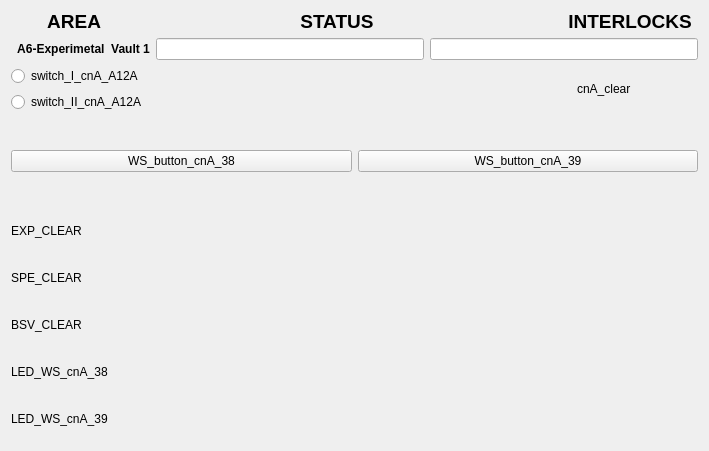
Old version of the form vcsDisplays/cnA.ui in the repository yannS2016/tlabsVCS.
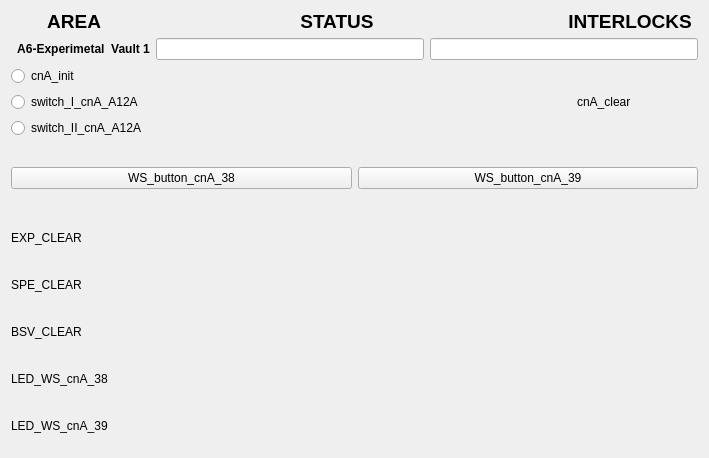
New version of the form. Custom widgets are drawn as their Qt base class.

Patch:
```diff
--- a/vcsDisplays/cnA.ui
+++ b/vcsDisplays/cnA.ui
@@ -7,7 +7,7 @@
     <x>0</x>
     <y>0</y>
     <width>671</width>
-    <height>451</height>
+    <height>458</height>
    </rect>
   </property>
   <property name="windowTitle">
@@ -89,7 +89,7 @@
        <item>
         <widget class="QERadioButton" name="qeradiobutton_4">
          <property name="text">
-          <string>switch_I_cnA_A12A</string>
+          <string>cnA_init</string>
          </property>
          <property name="variable" stdset="0">
           <string>VCS:SW-I-cnA-A12A</string>
@@ -105,6 +105,28 @@
          </property>
         </widget>
        </item>
+       <item>
+        <widget class="QERadioButton" name="qeradiobutton_3">
+         <property name="text">
+          <string>switch_I_cnA_A12A</string>
+         </property>
+         <property name="iconSize">
+          <size>
+           <width>12</width>
+           <height>16</height>
+          </size>
+         </property>
+         <property name="autoExclusive">
+          <bool>false</bool>
+         </property>
+         <property name="variable" stdset="0">
+          <string>VCS:SW-I-cnA-A12A</string>
+         </property>
+         <property name="format" stdset="0">
+          <enum>QERadioButton::Integer</enum>
+         </property>
+        </widget>
+       </item>
        <item>
         <widget class="QERadioButton" name="qeradiobutton_2">
          <property name="text">
```
Left out of the diff: 10 changed lines with no effect on the pictures.
